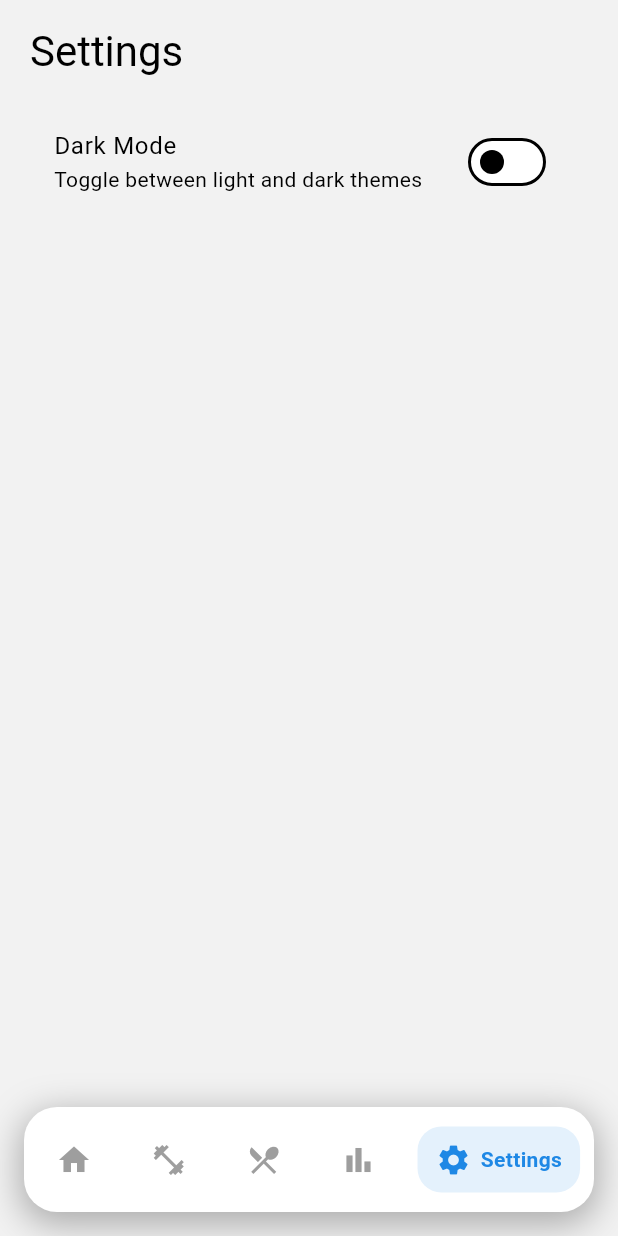
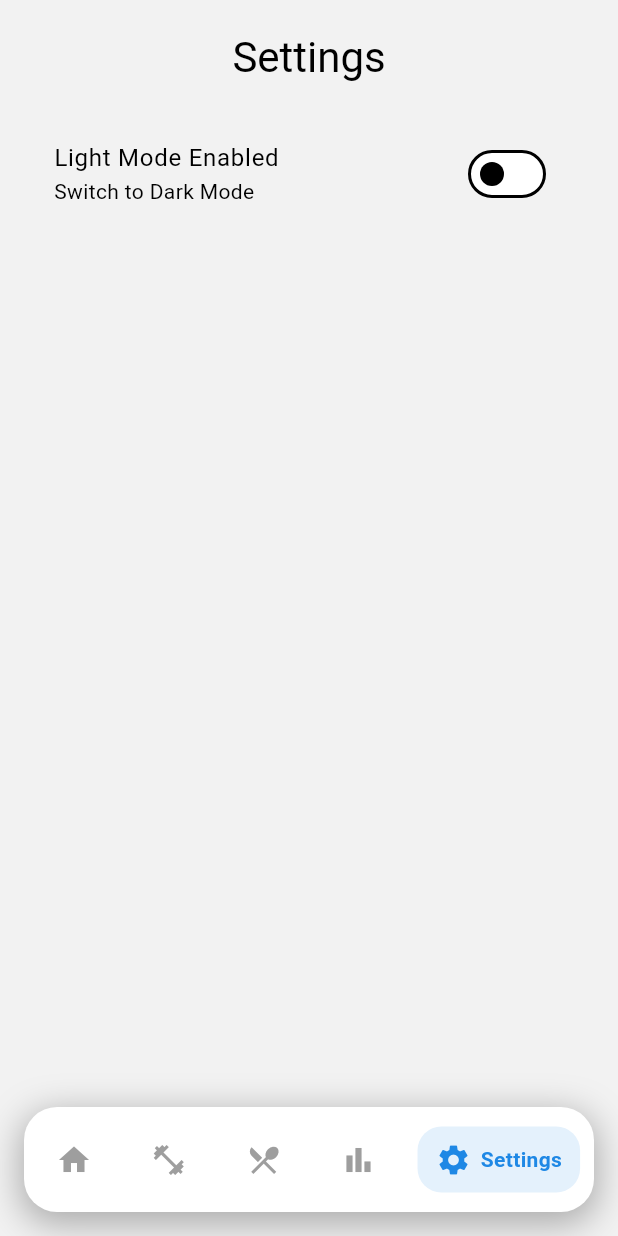
Before and after one commit to kvo110/fitness_tracker, a Flutter app: the screen it shows after launch, item 5 of the bottom bar chosen, on a phone screen of 412 x 824 dp. Run offline on Flutter 3.47's test engine with Material 3 defaults, Android fonts, the phone set to English and light mode, and no system bars.

Commit message:
Fixed dark/light mode toggle

```diff
--- a/fitness_tracker/lib/main.dart
+++ b/fitness_tracker/lib/main.dart
@@ -26,29 +26,9 @@ class FitnessApp extends StatefulWidget {
 class _FitnessAppState extends State<FitnessApp> {
   int _index = 0; // Tracks current tab index
   bool _isDark = false; // Light/Dark mode toggle
-  late final List<Widget> _tabs; // List of pages displayed in the nav bar
 
   @override
-  void initState() {
-    super.initState();
-    // Define each screen in the nav bar
-    _tabs = [
-      HomeScreen(
-        onOpenWorkout: () => setState(() => _index = 1),
-        onOpenCalories: () => setState(() => _index = 2),
-      ),
-      const WorkoutScreen(),
-      const CalorieScreen(),
-      const ProgressScreen(),
-      SettingsScreen(
-        isDark: _isDark,
-        onToggleTheme: (v) => setState(() => _isDark = v),
-      ),
-    ];
-  }
-
-  @override
-  Widget build(BuildContext_context) {
+  Widget build(BuildContext context) {
     // Light theme mode
     final light = ThemeData(
       brightness: Brightness.light,
@@ -62,9 +42,11 @@ class _FitnessAppState extends State<FitnessApp> {
         onPrimary: Colors.white,
         onSecondary: Colors.white,
       ),
-      textTheme: const TextTheme(bodyMedium: TextStyle(color: Colors.black),
+      textTheme: const TextTheme(
+        bodyMedium: TextStyle(color: Colors.black),
       ),
     );
+
     // Dark theme mode
     final dark = ThemeData(
       brightness: Brightness.dark,
@@ -78,9 +60,25 @@ class _FitnessAppState extends State<FitnessApp> {
         onPrimary: Colors.white,
         onSecondary: Colors.white,
       ),
-      textTheme: const TextTheme(bodyMedium: TextStyle(color: Colors.white),
+      textTheme: const TextTheme(
+        bodyMedium: TextStyle(color: Colors.white),
       ),
     );
+
+    // Define each screen in the nav bar
+    final List<Widget> tabs = [
+      HomeScreen(
+        onOpenWorkout: () => setState(() => _index = 1),
+        onOpenCalories: () => setState(() => _index = 2),
+      ),
+      const WorkoutScreen(),
+      const CalorieScreen(),
+      const ProgressScreen(),
+      SettingsScreen(
+        isDark: _isDark,
+        onToggleTheme: (v) => setState(() => _isDark = v),
+      ),
+    ];
 
     return MaterialApp(
       debugShowCheckedModeBanner: false,
@@ -91,7 +89,7 @@ class _FitnessAppState extends State<FitnessApp> {
       themeMode: _isDark ? ThemeMode.dark : ThemeMode.light,
       home: Scaffold(
         extendBody: true, // Creates the floating effect of the nav bar
-        body: _tabs[_index],
+        body: tabs[_index],
         // Bottom nav bar
         bottomNavigationBar: NavBar(
           currentIndex: _index,
--- a/fitness_tracker/lib/screens/settings_screen.dart
+++ b/fitness_tracker/lib/screens/settings_screen.dart
@@ -1,9 +1,9 @@
 import 'package:flutter/material.dart';
 
-// Settings screen for toggling light/dark theme
+// Settings screen that manages theme toggling
 class SettingsScreen extends StatelessWidget {
-  final bool isDark;
-  final ValueChanged<bool> onToggleTheme;
+  final bool isDark; // current theme state
+  final ValueChanged<bool> onToggleTheme; // callback to toggle theme
 
   const SettingsScreen({
     super.key,
@@ -15,13 +15,25 @@ class SettingsScreen extends StatelessWidget {
   Widget build(BuildContext context) {
     return SafeArea(
       child: ListView(
-        padding: const EdgeInsets.fromLTRB(20, 16, 20, 100),
+        padding: const EdgeInsets.all(20),
         children: [
-          Text('Settings', style: Theme.of(context).textTheme.headlineMedium),
-          const SizedBox(height: 20),
+          Text(
+            'Settings',
+            style: Theme.of(context).textTheme.headlineMedium,
+            textAlign: TextAlign.center,
+          ),
+          const SizedBox(height: 24),
+
+          // Theme mode toggle
           SwitchListTile(
-            title: const Text('Dark Mode'),
-            subtitle: const Text('Toggle between light and dark themes'),
+            title: Text(
+              isDark ? 'Dark Mode Enabled' : 'Light Mode Enabled',
+            ),
+            subtitle: Text(
+              isDark
+                  ? 'Switch to Light Mode'
+                  : 'Switch to Dark Mode',
+            ),
             value: isDark,
             onChanged: onToggleTheme,
           ),
--- a/fitness_tracker/lib/screens/workout_screen.dart
+++ b/fitness_tracker/lib/screens/workout_screen.dart
@@ -71,7 +71,7 @@ class _WorkoutScreenState extends State<WorkoutScreen> {
           if (_workouts.isEmpty)
             const Padding(
               padding: EdgeInsets.only(top: 8),
-              child: Text('No workouts yet — add your first above!'),
+              child: Text('No workouts yet — Add your first above'),
             ),
           // Display logged workouts
           ...List.generate(_workouts.length, (i) {
```
Also changed, not shown: fitness_tracker/lib/screens/home_screen.dart (+32 -7 lines), fitness_tracker/assets/images/homescreen.png.
